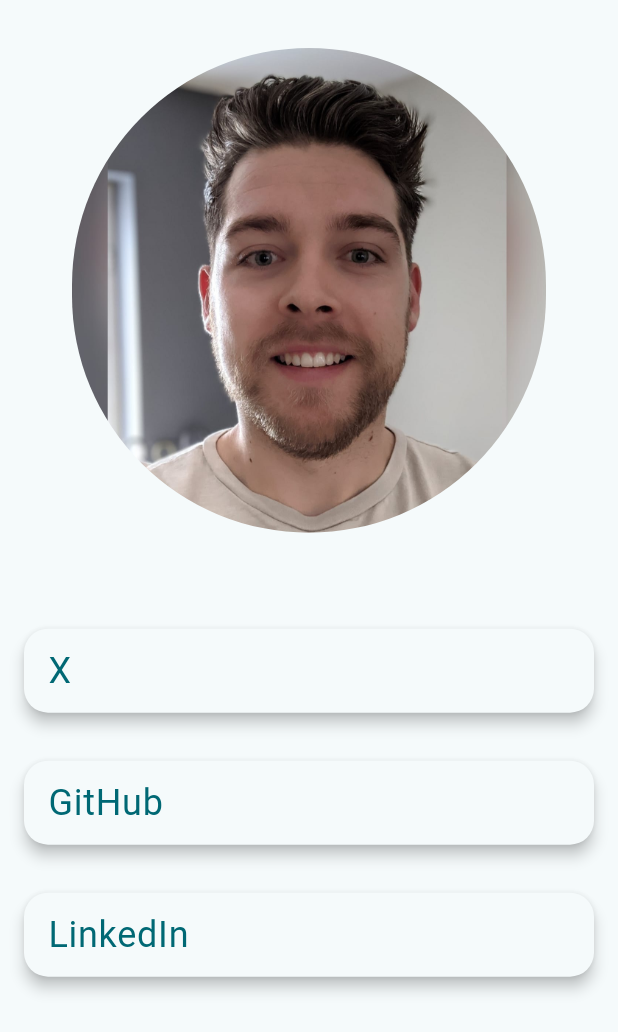
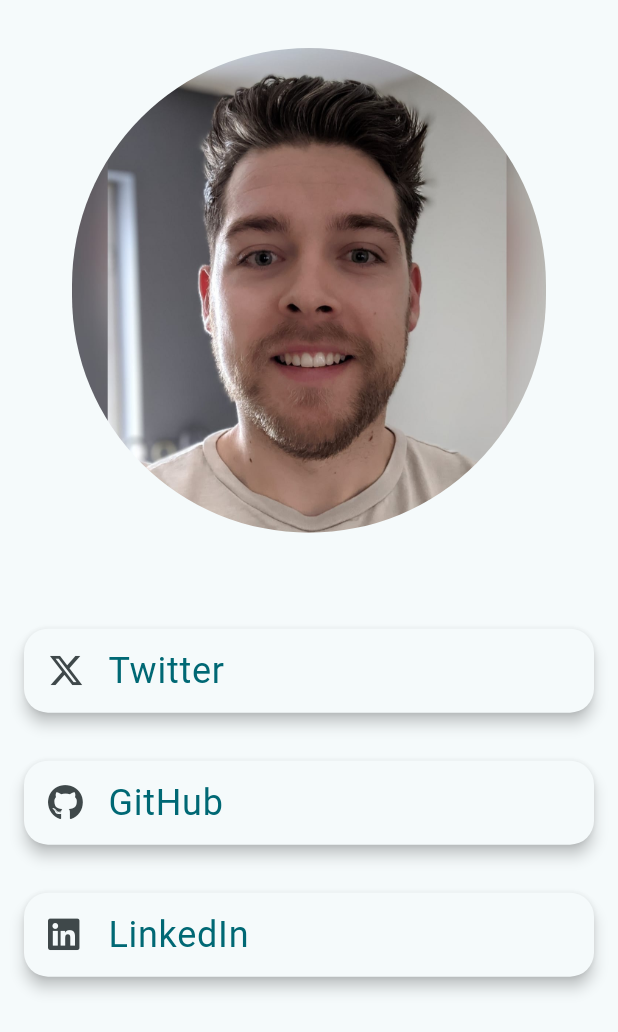
Before and after one commit to CillianMyles/cillianmyles.com, a Flutter app: the screen it shows after launch, on a phone screen of 412 x 824 dp. Shown: the top 1032 px of the screen. Run offline on Flutter 3.47's test engine with Material 3 defaults, Android fonts, the phone set to English and light mode, and no system bars; our stand-ins replace font_awesome_flutter.

Commit message:
feat: add brand icons

```diff
--- a/lib/main.dart
+++ b/lib/main.dart
@@ -1,5 +1,6 @@
 import 'package:flutter/material.dart';
 import 'package:flutter/services.dart';
+import 'package:font_awesome_flutter/font_awesome_flutter.dart';
 import 'package:url_launcher/url_launcher.dart';
 
 void main() {
@@ -65,17 +66,20 @@ class _Page extends StatelessWidget {
                   ),
                   const SizedBox(height: 32),
                   _Button(
-                    title: 'X',
+                    icon: const FaIcon(FontAwesomeIcons.xTwitter),
+                    title: 'Twitter',
                     url: Uri.parse('https://x.com/IdiomaticBytes'),
                     autofocus: true,
                   ),
                   const SizedBox(height: 32),
                   _Button(
+                    icon: const FaIcon(FontAwesomeIcons.github),
                     title: 'GitHub',
                     url: Uri.parse('https://github.com/CillianMyles'),
                   ),
                   const SizedBox(height: 32),
                   _Button(
+                    icon: const FaIcon(FontAwesomeIcons.linkedin),
                     title: 'LinkedIn',
                     url: Uri.parse('https://www.linkedin.com/in/cillianmyles'),
                   ),
@@ -92,11 +96,13 @@ class _Page extends StatelessWidget {
 
 class _Button extends StatefulWidget {
   const _Button({
+    required this.icon,
     required this.title,
     required this.url,
     this.autofocus = false,
   });
 
+  final Widget icon;
   final String title;
   final Uri url;
   final bool autofocus;
@@ -141,6 +147,7 @@ class _ButtonState extends State<_Button> {
       child: ListTile(
         focusNode: _focusNode,
         onTap: _launchUrl,
+        leading: widget.icon,
         title: Text(
           widget.title,
           style: TextStyle(
```
